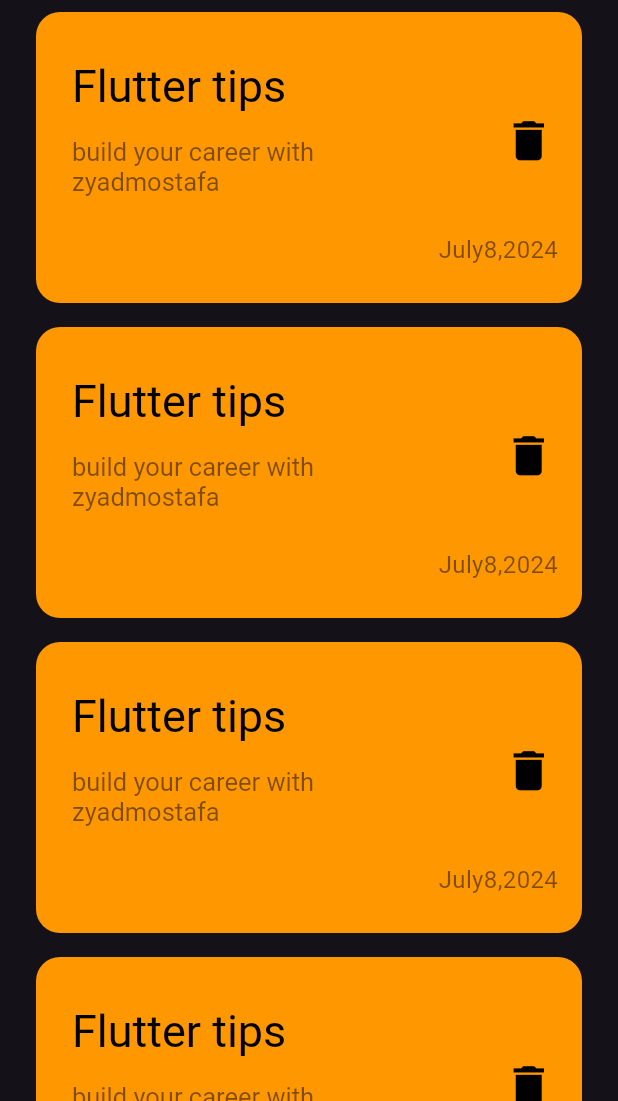
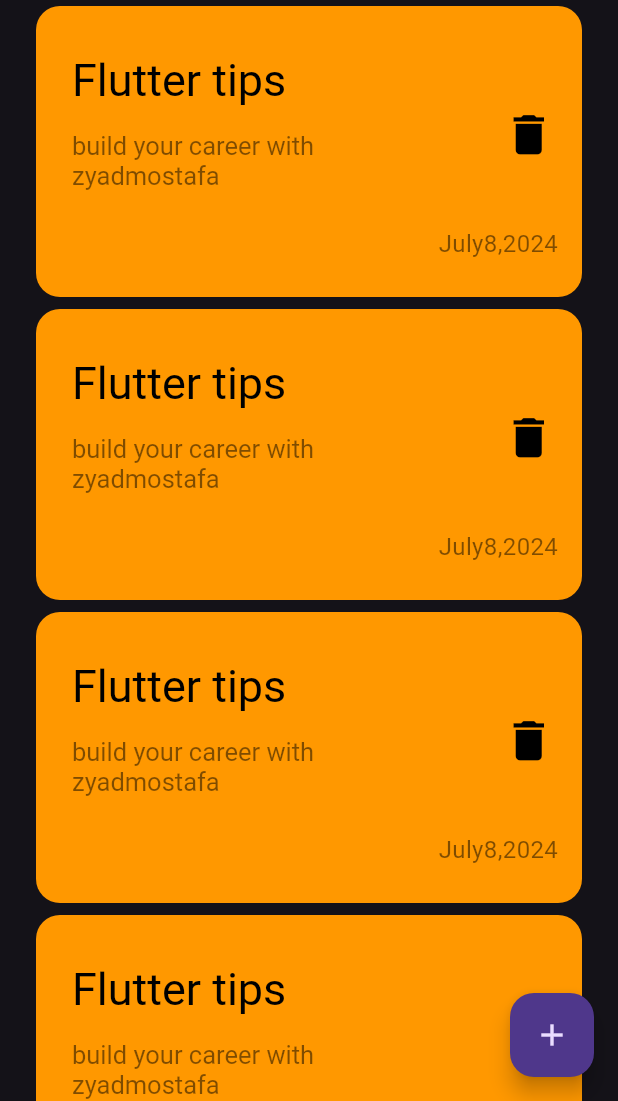
Before and after one commit to zyaddmostafa/note_app, a Flutter app: the screen it shows after launch, on a phone screen of 412 x 824 dp, the part 135-1236 px from its top. Run offline on Flutter 3.47's test engine with Material 3 defaults, Android fonts, the phone set to English and light mode, and no system bars; Roboto replaces fonts that are missing (assets/font/Poppins-Regular.ttf).

Commit message:
add floating actionbutton

```diff
--- a/lib/main.dart
+++ b/lib/main.dart
@@ -13,7 +13,7 @@ class NoteApp extends StatelessWidget {
   Widget build(BuildContext context) {
     return MaterialApp(
       debugShowCheckedModeBanner: false,
-      routes: {Noteview.id: (context) => Noteview()},
+      routes: {Noteview.id: (context) => const Noteview()},
       theme: ThemeData(
           brightness: Brightness.dark,
           fontFamily: 'assets/font/Poppins-Regular.ttf'),
--- a/lib/views/noteview.dart
+++ b/lib/views/noteview.dart
@@ -1,5 +1,4 @@
 import 'package:flutter/material.dart';
-import 'package:flutter/widgets.dart';
 import 'package:noteapp/widgets/noteviewbody.dart';
 
 class Noteview extends StatelessWidget {
@@ -8,7 +7,13 @@ class Noteview extends StatelessWidget {
   @override
   Widget build(BuildContext context) {
     return Scaffold(
-      body: Noteviewbody(),
+      floatingActionButton: FloatingActionButton(
+        onPressed: () {},
+        child: const Icon(
+          Icons.add,
+        ),
+      ),
+      body: const Noteviewbody(),
     );
   }
 }
--- a/lib/widgets/customsearchicon.dart
+++ b/lib/widgets/customsearchicon.dart
@@ -15,7 +15,7 @@ class CustomSearchIcon extends StatelessWidget {
       child: Center(
         child: IconButton(
           onPressed: () {},
-          icon: Icon(
+          icon: const Icon(
             Icons.search,
             size: 27,
           ),
--- a/lib/widgets/noteitem.dart
+++ b/lib/widgets/noteitem.dart
@@ -20,14 +20,14 @@ class Noteitem extends StatelessWidget {
         crossAxisAlignment: CrossAxisAlignment.end,
         children: [
           ListTile(
-            contentPadding: EdgeInsets.only(right: 10),
+            contentPadding: const EdgeInsets.only(right: 10),
             title: Text('Flutter tips'),
             titleTextStyle: TextStyle(
               color: Colors.black,
               fontSize: 30,
             ),
-            subtitle: Padding(
-              padding: const EdgeInsets.only(top: 16, bottom: 16),
+            subtitle: const Padding(
+              padding: EdgeInsets.only(top: 16, bottom: 16),
               child: Text('build your career with zyadmostafa'),
             ),
             subtitleTextStyle: TextStyle(
@@ -36,7 +36,7 @@ class Noteitem extends StatelessWidget {
             ),
             trailing: IconButton(
               onPressed: () {},
-              icon: Icon(
+              icon: const Icon(
                 Icons.delete,
                 size: 35,
                 color: Colors.black,
--- a/lib/widgets/notelistview.dart
+++ b/lib/widgets/notelistview.dart
@@ -10,7 +10,7 @@ class Notelistview extends StatelessWidget {
       itemCount: 5,
       itemBuilder: (context, index) {
         return const Padding(
-          padding: const EdgeInsets.symmetric(vertical: 8),
+          padding: EdgeInsets.symmetric(vertical: 4),
           child: Noteitem(),
         );
       },
--- a/lib/widgets/noteviewbody.dart
+++ b/lib/widgets/noteviewbody.dart
@@ -7,7 +7,7 @@ class Noteviewbody extends StatelessWidget {
 
   @override
   Widget build(BuildContext context) {
-    return Padding(
+    return const Padding(
       padding: EdgeInsets.symmetric(horizontal: 24),
       child: Column(
         children: [
```
